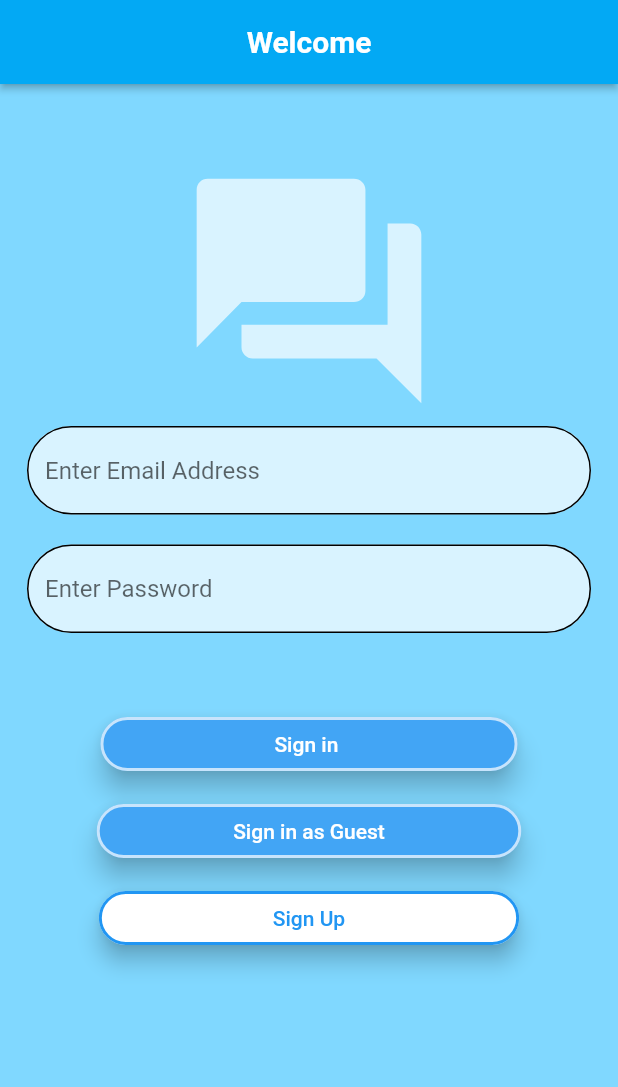
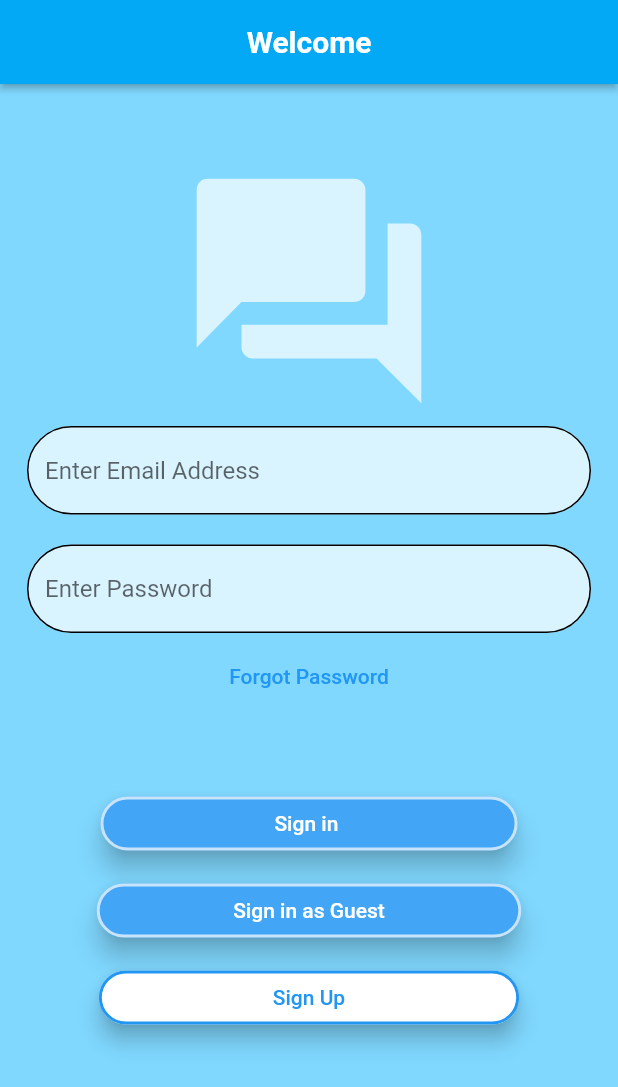
Before and after one commit to danieltefera08/porter, a Flutter app: the screen it shows after launch, on a phone screen of 412 x 824 dp. Shown: the top 1087 px of the screen. Run offline on Flutter 3.47's test engine with Material 2 defaults, Android fonts, the phone set to English and light mode, and no system bars; our stand-ins replace cloud_firestore, firebase_auth, firebase_core, flutter_spinkit, google_fonts, image_picker and 1 more; accounts and stored records are empty.

Commit message:
Reset password

```diff
--- a/lib/Screens/Authenticate/signin.dart
+++ b/lib/Screens/Authenticate/signin.dart
@@ -104,6 +104,10 @@ class _SinginState extends State<Singin> {
 
                     ),
                   ),
+                  SizedBox(height: 5.0,),
+                  TextButton(
+                      onPressed: (){},
+                      child: Text("Forgot Password")),
                   SizedBox(height: 50,),
                   Column(
                     crossAxisAlignment: CrossAxisAlignment.stretch,
```
